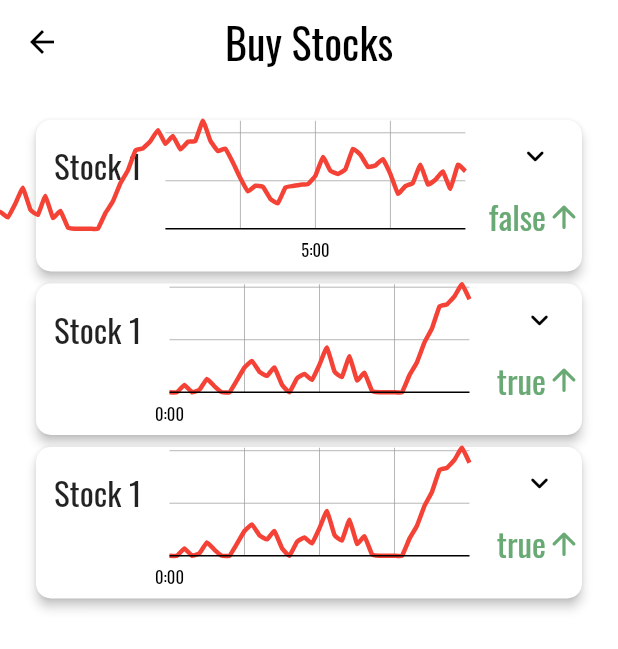
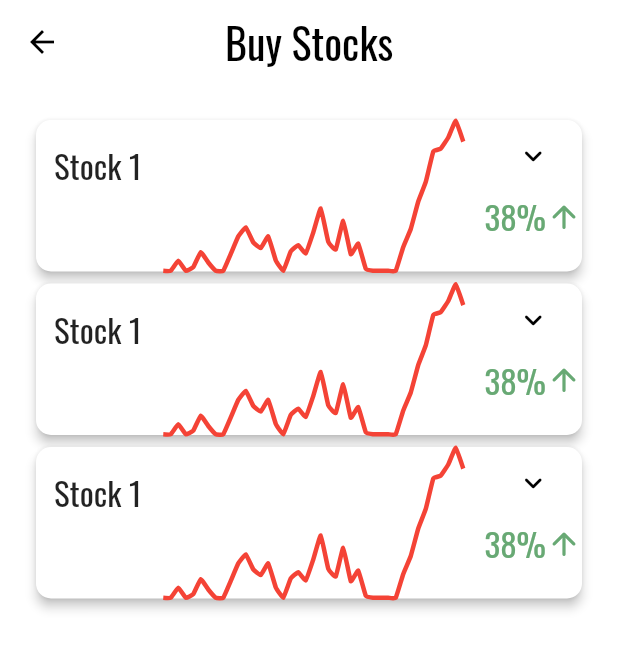
Before and after one commit to dhruvweaver/schtocks, a Flutter app: the BuyStocksScreen screen opened directly, after a tap on the "keyboard arrow down" icon, on a phone screen of 412 x 824 dp. Shown: the top 649 px of the screen. Run offline on Flutter 3.47's test engine with Material 2 defaults, Android fonts, the light colour scheme and no system bars; drawn by our look-alikes of fl_chart.

Commit message:
Updated Stock Cards to only include small graphs

```diff
--- a/lib/widgets/graph.dart
+++ b/lib/widgets/graph_big.dart
@@ -1,20 +1,15 @@
+import 'dart:async';
+
 import 'package:flutter/material.dart';
 import 'package:fl_chart/fl_chart.dart';
 import 'dart:math';
 
-class Graph extends StatefulWidget {
-  final bool isExpanded;
-  Graph({
-    bool isExpanded
-  }): this.isExpanded = isExpanded;
-
-  _GraphState createState() => _GraphState(isExpanded);
+class GraphBig extends StatefulWidget {
+  @override
+  _GraphBigState createState() => new _GraphBigState();
 }
 
-class _GraphState extends State<Graph> {
-  _GraphState(this.isExpanded);
-  bool isExpanded;
-
+class _GraphBigState extends State<GraphBig> {
   int _counter = 0;
   Color col = Colors.red;
   var _values = <int>[0];
@@ -42,10 +37,10 @@ class _GraphState extends State<Graph> {
     for (int i = 0; i < 40; i++) {
       incrementCounter();
     }
-    return LineChart(LineChartData(
+    return new LineChart(LineChartData(
         titlesData: FlTitlesData(
             bottomTitles: SideTitles(
-              showTitles: this.isExpanded,
+              showTitles: true,
               getTitles: (value) {
                 if (value.toInt() % 12 == 0) {
                   return ((value % 144) ~/ 12).toString() + ':00';
@@ -57,12 +52,12 @@ class _GraphState extends State<Graph> {
         minX: (_counter - 40).toDouble(),
         minY: 0,
         extraLinesData: ExtraLinesData(horizontalLines: [
-          HorizontalLine(y: 0, strokeWidth: this.isExpanded ? 1 : 0, label: HorizontalLineLabel())
+          HorizontalLine(y: 0, strokeWidth: 1, label: HorizontalLineLabel())
         ]),
         clipData:
             FlClipData(left: true, right: true, top: false, bottom: true),
         axisTitleData: FlAxisTitleData(
-          show: this.isExpanded,
+          show: true,
           leftTitle: AxisTitle(
             showTitle: true,
             titleText: 'Value',
@@ -83,9 +78,9 @@ class _GraphState extends State<Graph> {
           ),
         ),
         gridData: FlGridData(
-            show: this.isExpanded, drawHorizontalLine: true, horizontalInterval: 1000),
+            show: true, drawHorizontalLine: true, horizontalInterval: 1000),
         lineTouchData: LineTouchData(
-            enabled: this.isExpanded,
+            enabled: true,
             touchTooltipData: LineTouchTooltipData(
                 tooltipBgColor: Color.fromRGBO(0, 0, 0, 0))),
         borderData: FlBorderData(show: true, border: Border()),
--- /dev/null
+++ b/lib/widgets/graph_small.dart
@@ -0,0 +1,69 @@
+import 'dart:async';
+
+import 'package:flutter/material.dart';
+import 'package:fl_chart/fl_chart.dart';
+import 'dart:math';
+
+class GraphSmall extends StatefulWidget {
+  @override
+  _GraphSmallState createState() => new _GraphSmallState();
+}
+
+class _GraphSmallState extends State<GraphSmall> {
+  int _counter = 0;
+  Color col = Colors.red;
+  var _values = <int>[0];
+  var _spots = <FlSpot>[FlSpot(0, 0)];
+  var rng = new Random();
+
+  void incrementCounter() {
+    setState(() {
+      _counter++;
+      _values.add(_values.last + rng.nextInt(1000) - 500);
+      if (_values.last < 0) {
+        _values.last = 0;
+      }
+      _spots.add(FlSpot(_counter.toDouble(), _values.last.toDouble()));
+      if (_values[_counter] > _values[_counter - 1]) {
+        col = Colors.green;
+      } else {
+        col = Colors.red;
+      }
+    });
+  }
+
+  @override
+  Widget build(BuildContext context) {
+    for (int i = 0; i < 40; i++) {
+      incrementCounter();
+    }
+    return new LineChart(LineChartData(
+        titlesData: FlTitlesData(
+            bottomTitles: SideTitles(
+              showTitles: false,
+            ),
+            leftTitles: SideTitles()),
+        minX: (_counter - 40).toDouble(),
+        minY: 0,
+        clipData:
+            FlClipData(left: true, right: true, top: false, bottom: true),
+        axisTitleData: FlAxisTitleData(
+          show: false,
+        ),
+        gridData: FlGridData(
+            show: false),
+        lineTouchData: LineTouchData(
+            enabled: false,
+        ),
+        borderData: FlBorderData(show: true, border: Border()),
+        lineBarsData: [
+          LineChartBarData(
+              colors: [col],
+              isCurved: true,
+              curveSmoothness: 0.1,
+              barWidth: 3,
+              spots: _spots,
+              dotData: FlDotData(show: false))
+        ]));
+  }
+}
--- a/lib/widgets/stock_card.dart
+++ b/lib/widgets/stock_card.dart
@@ -1,6 +1,7 @@
 import 'package:flutter/material.dart';
+import 'package:schtocks/widgets/graph_small.dart';
+import 'package:schtocks/widgets/graph_big.dart';
 
-import './graph.dart';
 
 class StockCard extends StatefulWidget {
   @override
@@ -9,19 +10,9 @@ class StockCard extends StatefulWidget {
 
 class _StockCardState extends State<StockCard> {
 
-  bool _isExpanded = true;
-
-
-  void _changeExpanded() {
-    setState(() {
-      _isExpanded = !_isExpanded;
-    });
-  }
-
   @override
   Widget build(BuildContext context) {
-    Graph g = Graph(isExpanded: true,);
-    Graph h = Graph(isExpanded: false,);
+    GraphSmall g = GraphSmall();
     return Card(
       shape: RoundedRectangleBorder(borderRadius: BorderRadius.circular(10)),
       elevation: 3,
@@ -42,7 +33,7 @@ class _StockCardState extends State<StockCard> {
             ),
             Spacer(),
             SizedBox(
-              child: _isExpanded ? g : h,
+              child: g,
               height: 100,
               width: 200
             ),
@@ -54,13 +45,12 @@ class _StockCardState extends State<StockCard> {
                 IconButton(
                     icon: Icon(Icons.keyboard_arrow_down_rounded),
                     splashRadius: 15,
-                    onPressed:() {
-                      _changeExpanded();}
+                    onPressed:() {}
                 ),
                 Row(
                   children: [
                     Text(
-                      _isExpanded.toString(),
+                      '38%',
                       style: TextStyle(
                         fontSize: 22,
                         color: Theme.of(context).primaryColor,
```
